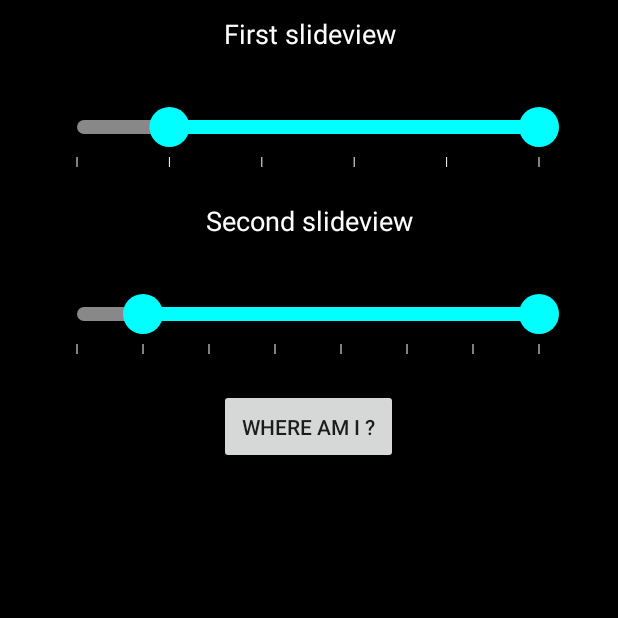
After one commit to JasterBen/CloseTheBreach, an Android app: the SliderFragment screen opened directly, with no data from a screen before it, on a phone screen of 412 x 824 dp, the top half of it. The commit adds this screen. Run offline under Robolectric (Android 15) with nearby library versions, the phone set to English and light mode, and no system bars.

Commit message:
big adds on slideview

```diff
--- a/app/src/main/AndroidManifest.xml
+++ b/app/src/main/AndroidManifest.xml
@@ -24,7 +24,7 @@
             </intent-filter>
         </activity>
 
-        <activity android:name=".FieldActivity">
+        <activity android:name=".SliderActivity">
             <intent-filter>
                 <category android:name="android.intent.category.LAUNCHER" />
             </intent-filter>
--- a/app/src/main/java/hokan/closethebreach/SlideView.java
+++ b/app/src/main/java/hokan/closethebreach/SlideView.java
@@ -1,20 +1,30 @@
 package hokan.closethebreach;
 
 import android.content.Context;
+import android.content.res.TypedArray;
 import android.graphics.Canvas;
 import android.graphics.Color;
 import android.graphics.Paint;
+import android.graphics.RectF;
 import android.util.AttributeSet;
 import android.view.GestureDetector;
 import android.view.MotionEvent;
 import android.view.View;
+
+import java.lang.ref.WeakReference;
+
+import hokan.closethebreach.utils.OnCursorValueChangeListener;
 
 /**
  * Created by bmeunier on 20/11/15.
  */
 public class SlideView extends View {
 
-    protected Context context;
+    protected int barColor;
+    protected int circleColor;
+    protected int barBetweenCircleColor;
+    protected int markerColor;
+
     protected Paint paint;
 
     protected int width;
@@ -36,6 +46,15 @@ public class SlideView extends View {
 
     protected GestureDetector detector;
 
+    protected int markerNumber;
+    protected float[] markerTab;
+    protected float markerDist;
+
+    protected int leftCircleActualPos;
+    protected int rightCircleActualPos;
+
+    protected WeakReference<OnCursorValueChangeListener> cursorInterface = new WeakReference<OnCursorValueChangeListener>(null);
+
     public SlideView(Context context) {
         super(context);
         init(context);
@@ -43,19 +62,19 @@ public class SlideView extends View {
 
     public SlideView(Context context, AttributeSet attrs) {
         super(context, attrs);
+        getAttrs(context, attrs);
         init(context);
     }
 
     public SlideView(Context context, AttributeSet attrs, int defStyleAttr) {
         super(context, attrs, defStyleAttr);
+        getAttrs(context, attrs);
         init(context);
     }
 
     protected void init(Context c)
     {
-        this.context = c;
-
-        detector = new GestureDetector(context, new GestureListener());
+        detector = new GestureDetector(c, new GestureListener());
 
         isInLeftCircle = false;
         isInRightCircle = false;
@@ -64,18 +83,47 @@ public class SlideView extends View {
         paint.setAntiAlias(true);
     }
 
+    protected void getAttrs(Context context, AttributeSet attrs) {
+
+        TypedArray typedArray =
+                context.getTheme().obtainStyledAttributes(attrs, R.styleable.SlideView, 0, 0);
+
+        try {
+            markerNumber = typedArray.getInt(R.styleable.SlideView_marker_number, 5);
+            leftCircleActualPos = typedArray.getInt(R.styleable.SlideView_left_circle, 0);
+            rightCircleActualPos = typedArray.getInt(R.styleable.SlideView_right_circle, markerNumber - 1);
+            barColor = typedArray.getColor(R.styleable.SlideView_bar_color, Color.GRAY);
+            circleColor = typedArray.getColor(R.styleable.SlideView_circle_color, Color.CYAN);
+            barBetweenCircleColor = typedArray.getColor(R.styleable.SlideView_bar_between_circle_color, Color.CYAN);
+            markerColor = typedArray.getColor(R.styleable.SlideView_marker_color, Color.BLACK);
+
+        } catch (Exception e) {
+        }
+        finally {
+            typedArray.recycle();
+        }
+    }
+
     @Override
     protected void onSizeChanged(int w, int h, int oldw, int oldh) {
         super.onSizeChanged(w, h, oldw, oldh);
         width = w;
         height = h;
 
-        circleRadius = (5 / 2) * (height / 20);
-        leftCircleCx = width / 8 + 2 * circleRadius;
-        rightCircleCx = 7 * width / 8 - 2 * circleRadius;
+        circleRadius = (5 / 2) * (height / 15);
+        leftCircleCx = width / 8;
+        rightCircleCx = 7 * leftCircleCx;
         circleCy = height / 2;
         leftMin = leftCircleCx;
         rightMax = rightCircleCx;
+
+        markerDist = (rightCircleCx - leftCircleCx) / (markerNumber - 1);
+        markerTab = new float[markerNumber];
+        for (int i = 0; i < markerNumber; i++)
+            markerTab[i] = leftCircleCx + (i * markerDist);
+
+        leftCircleCx = markerTab[leftCircleActualPos];
+        rightCircleCx = markerTab[rightCircleActualPos];
     }
 
     @Override
@@ -83,24 +131,27 @@ public class SlideView extends View {
         super.onDraw(canvas);
 
         drawBar(canvas);
+        drawMarker(canvas);
         updateBar(canvas);
         drawCircles(canvas);
     }
 
     protected void drawBar(Canvas canvas) {
-        paint.setColor(Color.BLACK);
+        paint.setColor(barColor);
+
         float left = width / 8;
         float top = height / 2 - height / 20;
         float right = 7 * left;
         float bottom = height / 2 + height / 20;
         float rx = 50;
         float ry = 50;
-        canvas.drawRoundRect(left, top, right, bottom, rx, ry, paint);
+        RectF rect = new RectF(left, top, right, bottom);
+        canvas.drawRoundRect(rect, rx, ry, paint);
     }
 
     protected void drawCircles(Canvas canvas)
     {
-        paint.setColor(Color.BLUE);
+        paint.setColor(circleColor);
 
         canvas.drawCircle(leftCircleCx, circleCy, circleRadius, paint);
         canvas.drawCircle(rightCircleCx, circleCy, circleRadius, paint);
@@ -108,13 +159,23 @@ public class SlideView extends View {
 
     protected void updateBar(Canvas canvas)
     {
-        paint.setColor(Color.RED);
+        paint.setColor(barBetweenCircleColor);
 
         float left = leftCircleCx;
         float top = height / 2 - height / 20;
         float right = rightCircleCx;
         float bottom = height / 2 + height / 20;
         canvas.drawRect(left, top, right, bottom, paint);
+    }
+
+    protected void drawMarker(Canvas canvas)
+    {
+        paint.setColor(markerColor);
+
+        float top = circleCy + 3 * circleRadius / 2;
+        float bottom = circleCy + 2 * circleRadius;
+        for (int i = 0; i < markerNumber; i++)
+            canvas.drawLine(markerTab[i], top, markerTab[i], bottom, paint);
     }
 
 
@@ -139,12 +200,35 @@ public class SlideView extends View {
                 rightCircleLeftMargin = leftCircleCx + 2 * circleRadius;
                 break;
             case MotionEvent.ACTION_MOVE :
-                if (isInLeftCircle && event.getX() >= leftMin && event.getX() <= leftCircleRightMargin &&
+                if (isInLeftCircle &&
+                        event.getX() >= leftMin &&
+                        event.getX() <= leftCircleRightMargin &&
                         event.getX() <= rightMax)
+                {
                     leftCircleCx = event.getX();
-                else if (isInRightCircle && event.getX() >= leftMin && event.getX() <= rightMax &&
+                }
+                else if (isInRightCircle &&
+                        event.getX() >= leftMin &&
+                        event.getX() <= rightMax &&
                         event.getX() >= rightCircleLeftMargin)
+                {
                     rightCircleCx = event.getX();
+                }
+
+                postInvalidate();
+                return true;
+            case MotionEvent.ACTION_UP :
+                OnCursorValueChangeListener cursorValueChangeListener = cursorInterface.get();
+                if (isInLeftCircle) {
+                    leftCircleCx = getClosest(event.getX());
+                    if (cursorValueChangeListener != null)
+                        cursorValueChangeListener.onCursorValueChangeListener(this, true, leftCircleActualPos);
+                }
+                else if (isInRightCircle) {
+                    rightCircleCx = getClosest(event.getX());
+                    if (cursorValueChangeListener != null)
+                        cursorValueChangeListener.onCursorValueChangeListener(this, false, rightCircleActualPos);
+                }
 
                 postInvalidate();
                 return true;
@@ -153,6 +237,53 @@ public class SlideView extends View {
         }
 
         return result;
+    }
+
+    protected static float computeDist(float currentX, float markerX)
+    {
+        return (float) (Math.pow((currentX - markerX), 2));
+    }
+
+    protected float getClosest(float currentX)
+    {
+        float minDist = computeDist(currentX, markerTab[0]);
+        float markerX = markerTab[0];
+        int pos = 0;
+
+        for (int i = 1; i < markerNumber; i++)
+        {
+            minDist = Math.min(minDist, computeDist(currentX, markerTab[i]));
+            if (minDist == computeDist(currentX, markerTab[i])) {
+                markerX = markerTab[i];
+                pos = i;
+            }
+        }
+
+        if (markerX <= leftCircleCx && isInRightCircle)
+            markerX = leftCircleCx + markerDist;
+        else if (markerX >= rightCircleCx && isInLeftCircle)
+            markerX = rightCircleCx - markerDist;
+
+        if (isInLeftCircle)
+            leftCircleActualPos = pos;
+        else if (isInRightCircle)
+            rightCircleActualPos = pos;
+
+
+        return markerX;
+    }
+
+    public int getLeftCircleActualPos() {
+        return leftCircleActualPos;
+    }
+
+    public int getRightCircleActualPos() {
+        return rightCircleActualPos;
+    }
+
+    public void setCursorValueChangeListener(OnCursorValueChangeListener cursorInterface)
+    {
+        this.cursorInterface = new WeakReference<OnCursorValueChangeListener>(cursorInterface);
     }
 
     private class GestureListener extends GestureDetector.SimpleOnGestureListener {
--- a/app/src/main/java/hokan/closethebreach/FieldActivity.java
+++ b/app/src/main/java/hokan/closethebreach/SliderActivity.java
@@ -6,20 +6,20 @@ import android.support.v4.app.FragmentManager;
 import android.support.v4.app.FragmentTransaction;
 import android.support.v7.app.AppCompatActivity;
 
-import hokan.closethebreach.fragment.FieldFragment;
+import hokan.closethebreach.fragment.SliderFragment;
 
 /**
  * Created by bmeunier on 18/11/15.
  */
-public class FieldActivity extends AppCompatActivity {
+public class SliderActivity extends AppCompatActivity {
 
     @Override
     protected void onCreate(Bundle savedInstanceState) {
         super.onCreate(savedInstanceState);
-        setContentView(R.layout.activity_field);
-        setRequestedOrientation(ActivityInfo.SCREEN_ORIENTATION_SENSOR_LANDSCAPE);
+        setContentView(R.layout.activity_test);
+        setRequestedOrientation(ActivityInfo.SCREEN_ORIENTATION_SENSOR_PORTRAIT);
 
-        FieldFragment frag = new FieldFragment();
+        SliderFragment frag = new SliderFragment();
         FragmentManager manager = getSupportFragmentManager();
         FragmentTransaction transac = manager.beginTransaction();
         transac.replace(R.id.field_container, frag);
--- a/app/src/main/java/hokan/closethebreach/fragment/MainActivityFragment.java
+++ b/app/src/main/java/hokan/closethebreach/fragment/MainActivityFragment.java
@@ -17,7 +17,7 @@ import android.widget.Toast;
 
 import java.util.ArrayList;
 
-import hokan.closethebreach.FieldActivity;
+import hokan.closethebreach.SliderActivity;
 import hokan.closethebreach.GameApplication;
 import hokan.closethebreach.R;
 import hokan.closethebreach.creatures.Hero;
@@ -77,7 +77,7 @@ public class MainActivityFragment extends Fragment implements View.OnClickListen
                 break;
             case R.id.button_option :
                 Toast.makeText(activity, R.string.button_option, Toast.LENGTH_SHORT).show();
-                Intent intent = new Intent(getActivity(), FieldActivity.class);
+                Intent intent = new Intent(getActivity(), SliderActivity.class);
                 startActivity(intent);
                 break;
             case R.id.button_quit :
--- /dev/null
+++ b/app/src/main/java/hokan/closethebreach/fragment/SliderFragment.java
@@ -0,0 +1,85 @@
+package hokan.closethebreach.fragment;
+
+import android.content.Context;
+import android.os.Bundle;
+import android.support.annotation.Nullable;
+import android.support.v4.app.Fragment;
+import android.view.LayoutInflater;
+import android.view.View;
+import android.view.ViewGroup;
+import android.widget.Button;
+import android.widget.Toast;
+
+import hokan.closethebreach.R;
+import hokan.closethebreach.SlideView;
+import hokan.closethebreach.utils.OnCursorValueChangeListener;
+
+/**
+ * Created by bmeunier on 18/11/15.
+ */
+public class SliderFragment extends Fragment implements View.OnClickListener, OnCursorValueChangeListener {
+
+    protected SlideView slideOne;
+    protected SlideView slideTwo;
+
+    @Nullable
+    @Override
+    public View onCreateView(LayoutInflater inflater, ViewGroup container, Bundle savedInstanceState) {
+        View view = inflater.inflate(R.layout.fragment_slider, container, false);
+
+        slideOne = (SlideView) view.findViewById(R.id.slider_first_slideview);
+        slideOne.setCursorValueChangeListener(this);
+
+        slideTwo = (SlideView) view.findViewById(R.id.slider_second_slideview);
+        slideTwo.setCursorValueChangeListener(this);
+
+        Button button = (Button) view.findViewById(R.id.validate_button);
+        button.setOnClickListener(this);
+
+        return view;
+    }
+
+    @Override
+    public void onClick(View v) {
+
+
+        int firstLeft = slideOne.getLeftCircleActualPos();
+        int firstRight = slideOne.getRightCircleActualPos();
+
+        int secondLeft = slideTwo.getLeftCircleActualPos();
+        int secondRight = slideTwo.getRightCircleActualPos();
+
+        Toast.makeText(getActivity(), "First slide :\nLeft : " + firstLeft +
+                "\nRight : " + firstRight + "\nSecond slide :\nLeft : " + secondLeft +
+                "\nRight : " + secondRight, Toast.LENGTH_LONG).show();
+    }
+
+    @Override
+    public String onPositionChanged(boolean isLeftCircle, int marker) {
+        Context c = getContext();
+        String circle = isLeftCircle ? c.getString(R.string.test_left_circle)
+                : c.getString(R.string.test_right_circle);
+        return circle + marker;
+    }
+
+    @Override
+    public void onCursorValueChangeListener(View v, boolean isInLeftCircle, int marker) {
+
+        Context c = getContext();
+        String res = null;
+
+        switch (v.getId()) {
+            case R.id.slider_first_slideview:
+                res = c.getString(R.string.test_text_1) + "\n" + onPositionChanged(isInLeftCircle, marker);
+                break;
+            case R.id.slider_second_slideview:
+                res = c.getString(R.string.test_text_2) + "\n" + onPositionChanged(isInLeftCircle, marker);
+                break;
+            default :
+                break;
+        }
+
+        if (res != null)
+            Toast.makeText(c, res, Toast.LENGTH_SHORT).show();
+    }
+}
--- /dev/null
+++ b/app/src/main/java/hokan/closethebreach/utils/OnCursorValueChangeListener.java
@@ -0,0 +1,14 @@
+package hokan.closethebreach.utils;
+
+import android.view.View;
+
+/**
+ * Created by bmeunier on 24/11/15.
+ */
+public interface OnCursorValueChangeListener {
+
+    String onPositionChanged(boolean isLeftCircle, int marker);
+
+    void onCursorValueChangeListener(View v, boolean isInLeftCircle, int marker);
+
+}
--- /dev/null
+++ b/app/src/main/res/layout/fragment_slider.xml
@@ -0,0 +1,58 @@
+<?xml version="1.0" encoding="utf-8"?>
+<RelativeLayout xmlns:android="http://schemas.android.com/apk/res/android"
+    android:layout_width="match_parent"
+    android:layout_height="match_parent"
+    xmlns:app="http://schemas.android.com/apk/res-auto"
+    android:background="#000000">
+
+    <TextView
+        android:id="@+id/slider_first_textview"
+        android:layout_width="match_parent"
+        android:layout_height="wrap_content"
+        android:layout_marginTop="10dp"
+        android:text="@string/test_text_1"
+        android:textSize="18sp"
+        android:textColor="#ffffff"
+        android:gravity="center" />
+
+    <hokan.closethebreach.SlideView
+        android:id="@+id/slider_first_slideview"
+        android:layout_width="match_parent"
+        android:layout_height="100dp"
+        android:layout_below="@+id/slider_first_textview"
+        app:marker_number="6"
+        app:left_circle="1"
+        app:right_circle="5"
+        app:marker_color="#ffffff"/>
+
+    <TextView
+        android:id="@+id/slider_second_textview"
+        android:layout_width="match_parent"
+        android:layout_height="wrap_content"
+        android:layout_below="@+id/slider_first_slideview"
+        android:text="@string/test_text_2"
+        android:textSize="18sp"
+        android:gravity="center"
+        android:textColor="#FFFFFF"/>
+
+    <hokan.closethebreach.SlideView
+        android:id="@+id/slider_second_slideview"
+        android:layout_width="match_parent"
+        android:layout_height="100dp"
+        android:layout_below="@id/slider_second_textview"
+        app:marker_number="8"
+        app:left_circle="1"
+        app:right_circle="7"
+        app:marker_color="#ffffff"/>
+
+    <Button
+        android:id="@+id/validate_button"
+        android:layout_width="wrap_content"
+        android:layout_height="wrap_content"
+        android:layout_below="@+id/slider_second_slideview"
+        android:text="@string/test_button_text"
+        android:gravity="center"
+        android:layout_centerHorizontal="true"
+        android:padding="15dp"/>
+
+</RelativeLayout>
--- a/app/src/main/res/values/strings.xml
+++ b/app/src/main/res/values/strings.xml
@@ -70,4 +70,12 @@
     <string name="blue">Blue player wins</string>
     <string name="nobody">Nobody win</string>
 
+
+
+    <string name="test_text_1">First slideview</string>
+    <string name="test_text_2">Second slideview</string>
+    <string name="test_button_text">Where am I ?</string>
+    <string name="test_left_circle">"Left circle is at "</string>
+    <string name="test_right_circle">"Right circle is at "</string>
+
 </resources>
```
Also changed, not shown: app/src/main/java/hokan/closethebreach/fragment/FieldFragment.java (deleted, +0 -24 lines), app/src/main/res/layout/fragment_field.xml (deleted, +0 -11 lines), app/src/main/res/values/attrs.xml (added, +12 -0 lines), app/src/main/res/layout/activity_test.xml (renamed from app/src/main/res/layout/activity_field.xml), 1 other file.
